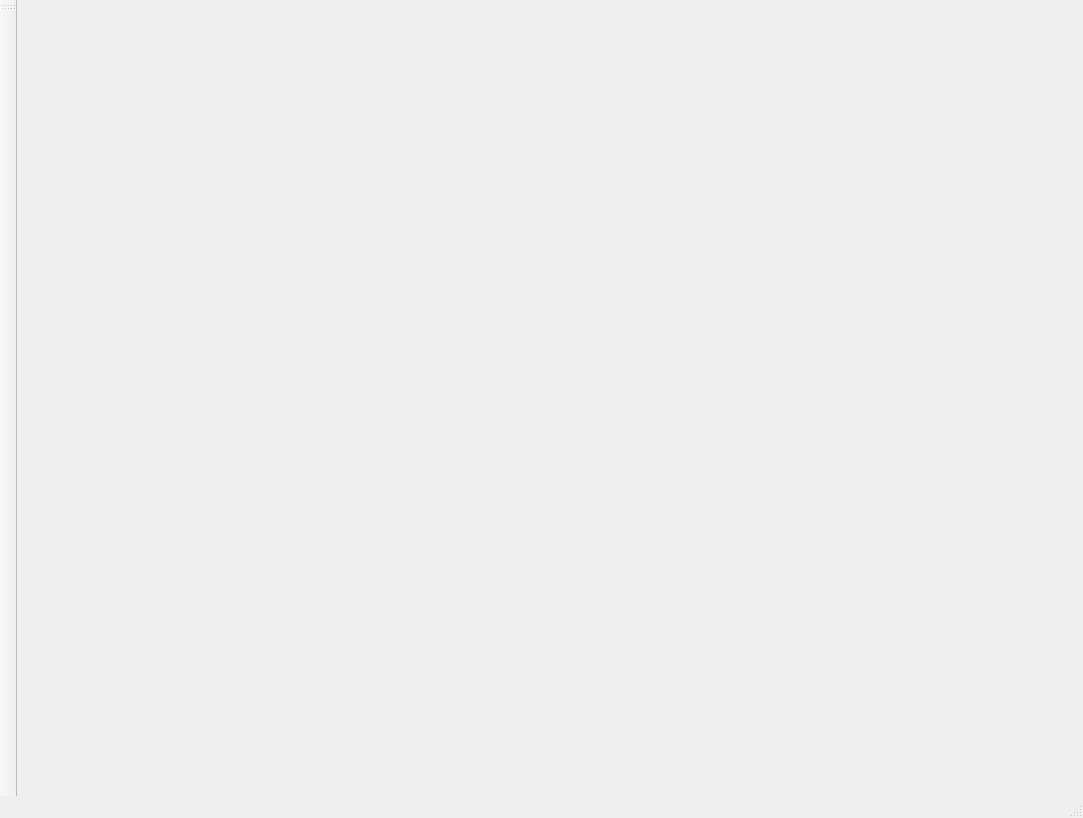
Old version of the form game/src/leveleditor/designer/mainwindow.ui in the repository tsp-team/ttsp-src.
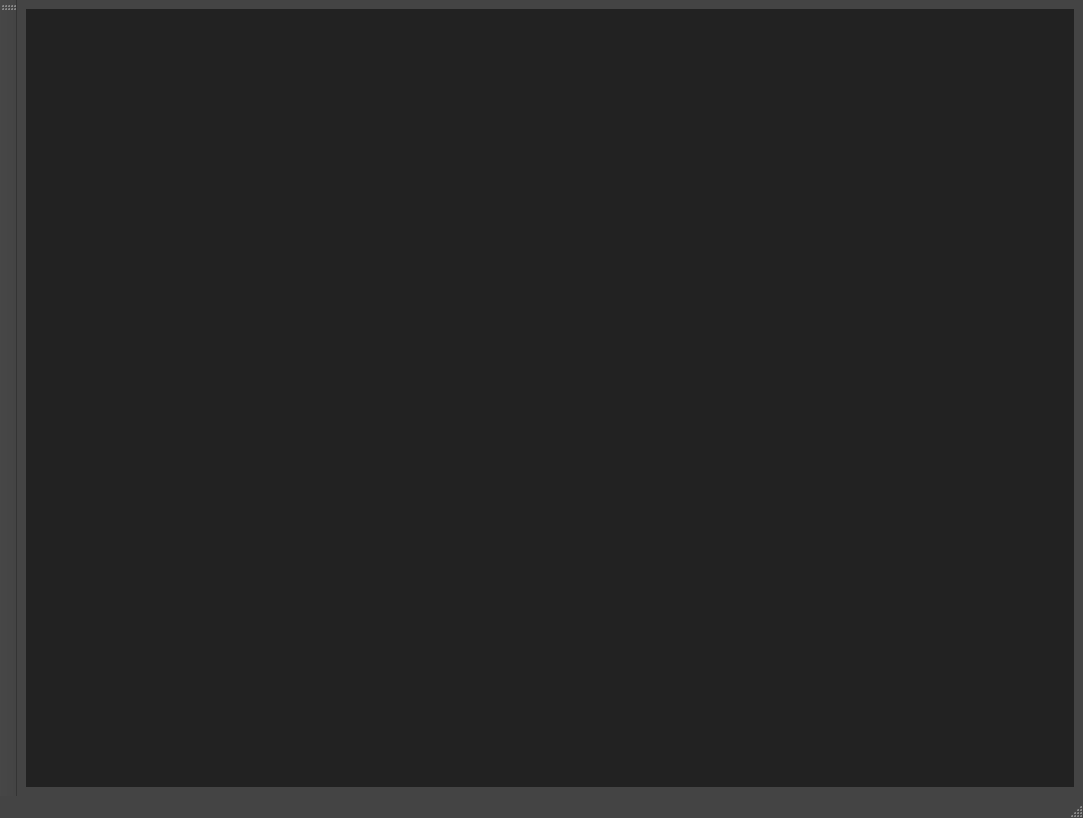
New version of the form.

```diff
--- a/game/src/leveleditor/designer/mainwindow.ui
+++ b/game/src/leveleditor/designer/mainwindow.ui
@@ -16,6 +16,475 @@
     <height>480</height>
    </size>
   </property>
+  <property name="palette">
+   <palette>
+    <active>
+     <colorrole role="WindowText">
+      <brush brushstyle="SolidPattern">
+       <color alpha="255">
+        <red>255</red>
+        <green>255</green>
+        <blue>255</blue>
+       </color>
+      </brush>
+     </colorrole>
+     <colorrole role="Button">
+      <brush brushstyle="SolidPattern">
+       <color alpha="255">
+        <red>68</red>
+        <green>68</green>
+        <blue>68</blue>
+       </color>
+      </brush>
+     </colorrole>
+     <colorrole role="Light">
+      <brush brushstyle="SolidPattern">
+       <color alpha="255">
+        <red>102</red>
+        <green>102</green>
+        <blue>102</blue>
+       </color>
+      </brush>
+     </colorrole>
+     <colorrole role="Midlight">
+      <brush brushstyle="SolidPattern">
+       <color alpha="255">
+        <red>85</red>
+        <green>85</green>
+        <blue>85</blue>
+       </color>
+      </brush>
+     </colorrole>
+     <colorrole role="Dark">
+      <brush brushstyle="SolidPattern">
+       <color alpha="255">
+        <red>34</red>
+        <green>34</green>
+        <blue>34</blue>
+       </color>
+      </brush>
+     </colorrole>
+     <colorrole role="Mid">
+      <brush brushstyle="SolidPattern">
+       <color alpha="255">
+        <red>45</red>
+        <green>45</green>
+        <blue>45</blue>
+       </color>
+      </brush>
+     </colorrole>
+     <colorrole role="Text">
+      <brush brushstyle="SolidPattern">
+       <color alpha="255">
+        <red>255</red>
+        <green>255</green>
+        <blue>255</blue>
+       </color>
+      </brush>
+     </colorrole>
+     <colorrole role="BrightText">
+      <brush brushstyle="SolidPattern">
+       <color alpha="255">
+        <red>255</red>
+        <green>255</green>
+        <blue>255</blue>
+       </color>
+      </brush>
+     </colorrole>
+     <colorrole role="ButtonText">
+      <brush brushstyle="SolidPattern">
+       <color alpha="255">
+        <red>255</red>
+        <green>255</green>
+        <blue>255</blue>
+       </color>
+      </brush>
+     </colorrole>
+     <colorrole role="Base">
+      <brush brushstyle="SolidPattern">
+       <color alpha="255">
+        <red>55</red>
+        <green>55</green>
+        <blue>55</blue>
+       </color>
+      </brush>
+     </colorrole>
+     <colorrole role="Window">
+      <brush brushstyle="SolidPattern">
+       <color alpha="255">
+        <red>68</red>
+        <green>68</green>
+        <blue>68</blue>
+       </color>
+      </brush>
+     </colorrole>
+     <colorrole role="Shadow">
+      <brush brushstyle="SolidPattern">
+       <color alpha="255">
+        <red>0</red>
+        <green>0</green>
+        <blue>0</blue>
+       </color>
+      </brush>
+     </colorrole>
+     <colorrole role="Highlight">
+      <brush brushstyle="SolidPattern">
+       <color alpha="255">
+        <red>255</red>
+        <green>134</green>
+        <blue>59</blue>
+       </color>
+      </brush>
+     </colorrole>
+     <colorrole role="AlternateBase">
+      <brush brushstyle="SolidPattern">
+       <color alpha="255">
+        <red>40</red>
+        <green>40</green>
+        <blue>40</blue>
+       </color>
+      </brush>
+     </colorrole>
+     <colorrole role="ToolTipBase">
+      <brush brushstyle="SolidPattern">
+       <color alpha="255">
+        <red>255</red>
+        <green>255</green>
+        <blue>220</blue>
+       </color>
+      </brush>
+     </colorrole>
+     <colorrole role="ToolTipText">
+      <brush brushstyle="SolidPattern">
+       <color alpha="255">
+        <red>0</red>
+        <green>0</green>
+        <blue>0</blue>
+       </color>
+      </brush>
+     </colorrole>
+     <colorrole role="PlaceholderText">
+      <brush brushstyle="SolidPattern">
+       <color alpha="128">
+        <red>255</red>
+        <green>255</green>
+        <blue>255</blue>
+       </color>
+      </brush>
+     </colorrole>
+    </active>
+    <inactive>
+     <colorrole role="WindowText">
+      <brush brushstyle="SolidPattern">
+       <color alpha="255">
+        <red>255</red>
+        <green>255</green>
+        <blue>255</blue>
+       </color>
+      </brush>
+     </colorrole>
+     <colorrole role="Button">
+      <brush brushstyle="SolidPattern">
+       <color alpha="255">
+        <red>68</red>
+        <green>68</green>
+        <blue>68</blue>
+       </color>
+      </brush>
+     </colorrole>
+     <colorrole role="Light">
+      <brush brushstyle="SolidPattern">
+       <color alpha="255">
+        <red>102</red>
+        <green>102</green>
+        <blue>102</blue>
+       </color>
+      </brush>
+     </colorrole>
+     <colorrole role="Midlight">
+      <brush brushstyle="SolidPattern">
+       <color alpha="255">
+        <red>85</red>
+        <green>85</green>
+        <blue>85</blue>
+       </color>
+      </brush>
+     </colorrole>
+     <colorrole role="Dark">
+      <brush brushstyle="SolidPattern">
+       <color alpha="255">
+        <red>34</red>
+        <green>34</green>
+        <blue>34</blue>
+       </color>
+      </brush>
+     </colorrole>
+     <colorrole role="Mid">
+      <brush brushstyle="SolidPattern">
+       <color alpha="255">
+        <red>45</red>
+        <green>45</green>
+        <blue>45</blue>
+       </color>
+      </brush>
+     </colorrole>
+     <colorrole role="Text">
+      <brush brushstyle="SolidPattern">
+       <color alpha="255">
+        <red>255</red>
+        <green>255</green>
+        <blue>255</blue>
+       </color>
+      </brush>
+     </colorrole>
+     <colorrole role="BrightText">
+      <brush brushstyle="SolidPattern">
+       <color alpha="255">
+        <red>255</red>
+        <green>255</green>
+        <blue>255</blue>
+       </color>
+      </brush>
+     </colorrole>
+     <colorrole role="ButtonText">
+      <brush brushstyle="SolidPattern">
+       <color alpha="255">
+        <red>255</red>
+        <green>255</green>
+        <blue>255</blue>
+       </color>
+      </brush>
+     </colorrole>
+     <colorrole role="Base">
+      <brush brushstyle="SolidPattern">
+       <color alpha="255">
+        <red>55</red>
+        <green>55</green>
+        <blue>55</blue>
+       </color>
+      </brush>
+     </colorrole>
+     <colorrole role="Window">
+      <brush brushstyle="SolidPattern">
+       <color alpha="255">
+        <red>68</red>
+        <green>68</green>
+        <blue>68</blue>
+       </color>
+      </brush>
+     </colorrole>
+     <colorrole role="Shadow">
+      <brush brushstyle="SolidPattern">
+       <color alpha="255">
+        <red>0</red>
+        <green>0</green>
+        <blue>0</blue>
+       </color>
+      </brush>
+     </colorrole>
+     <colorrole role="Highlight">
+      <brush brushstyle="SolidPattern">
+       <color alpha="255">
+        <red>255</red>
+        <green>134</green>
+        <blue>59</blue>
+       </color>
+      </brush>
+     </colorrole>
+     <colorrole role="AlternateBase">
+      <brush brushstyle="SolidPattern">
+       <color alpha="255">
+        <red>40</red>
+        <green>40</green>
+        <blue>40</blue>
+       </color>
+      </brush>
+     </colorrole>
+     <colorrole role="ToolTipBase">
+      <brush brushstyle="SolidPattern">
+       <color alpha="255">
+        <red>255</red>
+        <green>255</green>
+        <blue>220</blue>
+       </color>
+      </brush>
+     </colorrole>
+     <colorrole role="ToolTipText">
+      <brush brushstyle="SolidPattern">
+       <color alpha="255">
+        <red>0</red>
+        <green>0</green>
+        <blue>0</blue>
+       </color>
+      </brush>
+     </colorrole>
+     <colorrole role="PlaceholderText">
+      <brush brushstyle="SolidPattern">
+       <color alpha="128">
+        <red>255</red>
+        <green>255</green>
+        <blue>255</blue>
+       </color>
+      </brush>
+     </colorrole>
+    </inactive>
+    <disabled>
+     <colorrole role="WindowText">
+      <brush brushstyle="SolidPattern">
+       <color alpha="255">
+        <red>160</red>
+        <green>160</green>
+        <blue>160</blue>
+       </color>
+      </brush>
+     </colorrole>
+     <colorrole role="Button">
+      <brush brushstyle="SolidPattern">
+       <color alpha="255">
+        <red>68</red>
+        <green>68</green>
+        <blue>68</blue>
+       </color>
+      </brush>
+     </colorrole>
+     <colorrole role="Light">
+      <brush brushstyle="SolidPattern">
+       <color alpha="255">
+        <red>102</red>
+        <green>102</green>
+        <blue>102</blue>
+       </color>
+      </brush>
+     </colorrole>
+     <colorrole role="Midlight">
+      <brush brushstyle="SolidPattern">
+       <color alpha="255">
+        <red>85</red>
+        <green>85</green>
+        <blue>85</blue>
+       </color>
+      </brush>
+     </colorrole>
+     <colorrole role="Dark">
+      <brush brushstyle="SolidPattern">
+       <color alpha="255">
+        <red>34</red>
+        <green>34</green>
+        <blue>34</blue>
+       </color>
+      </brush>
+     </colorrole>
+     <colorrole role="Mid">
+      <brush brushstyle="SolidPattern">
+       <color alpha="255">
+        <red>45</red>
+        <green>45</green>
+        <blue>45</blue>
+       </color>
+      </brush>
+     </colorrole>
+     <colorrole role="Text">
+      <brush brushstyle="SolidPattern">
+       <color alpha="255">
+        <red>160</red>
+        <green>160</green>
+        <blue>160</blue>
+       </color>
+      </brush>
+     </colorrole>
+     <colorrole role="BrightText">
+      <brush brushstyle="SolidPattern">
+       <color alpha="255">
+        <red>255</red>
+        <green>255</green>
+        <blue>255</blue>
+       </color>
+      </brush>
+     </colorrole>
+     <colorrole role="ButtonText">
+      <brush brushstyle="SolidPattern">
+       <color alpha="255">
+        <red>160</red>
+        <green>160</green>
+        <blue>160</blue>
+       </color>
+      </brush>
+     </colorrole>
+     <colorrole role="Base">
+      <brush brushstyle="SolidPattern">
+       <color alpha="255">
+        <red>68</red>
+        <green>68</green>
+        <blue>68</blue>
+       </color>
+      </brush>
+     </colorrole>
+     <colorrole role="Window">
+      <brush brushstyle="SolidPattern">
+       <color alpha="255">
+        <red>68</red>
+        <green>68</green>
+        <blue>68</blue>
+       </color>
+      </brush>
+     </colorrole>
+     <colorrole role="Shadow">
+      <brush brushstyle="SolidPattern">
+       <color alpha="255">
+        <red>0</red>
+        <green>0</green>
+        <blue>0</blue>
+       </color>
+      </brush>
+     </colorrole>
+     <colorrole role="Highlight">
+      <brush brushstyle="SolidPattern">
+       <color alpha="255">
+        <red>189</red>
+        <green>189</green>
+        <blue>189</blue>
+       </color>
+      </brush>
+     </colorrole>
+     <colorrole role="AlternateBase">
+      <brush brushstyle="SolidPattern">
+       <color alpha="255">
+        <red>40</red>
+        <green>40</green>
+        <blue>40</blue>
+       </color>
+      </brush>
+     </colorrole>
+     <colorrole role="ToolTipBase">
+      <brush brushstyle="SolidPattern">
+       <color alpha="255">
+        <red>255</red>
+        <green>255</green>
+        <blue>220</blue>
+       </color>
+      </brush>
+     </colorrole>
+     <colorrole role="ToolTipText">
+      <brush brushstyle="SolidPattern">
+       <color alpha="255">
+        <red>0</red>
+        <green>0</green>
+        <blue>0</blue>
+       </color>
+      </brush>
+     </colorrole>
+     <colorrole role="PlaceholderText">
+      <brush brushstyle="SolidPattern">
+       <color alpha="128">
+        <red>255</red>
+        <green>255</green>
+        <blue>255</blue>
+       </color>
+      </brush>
+     </colorrole>
+    </disabled>
+   </palette>
+  </property>
   <property name="windowTitle">
    <string>TTSP Editor</string>
   </property>
@@ -34,9 +503,12 @@
   <widget class="QWidget" name="centralwidget">
    <layout class="QGridLayout" name="gridLayout">
     <item row="0" column="0">
-     <widget class="QTabWidget" name="documentTabs">
-      <property name="currentIndex">
-       <number>-1</number>
+     <widget class="QMdiArea" name="documentArea">
+      <property name="activationOrder">
+       <enum>QMdiArea::CreationOrder</enum>
+      </property>
+      <property name="viewMode">
+       <enum>QMdiArea::TabbedView</enum>
       </property>
       <property name="documentMode">
        <bool>true</bool>
@@ -44,7 +516,7 @@
       <property name="tabsClosable">
        <bool>true</bool>
       </property>
-      <property name="movable">
+      <property name="tabsMovable">
        <bool>true</bool>
       </property>
      </widget>
```
